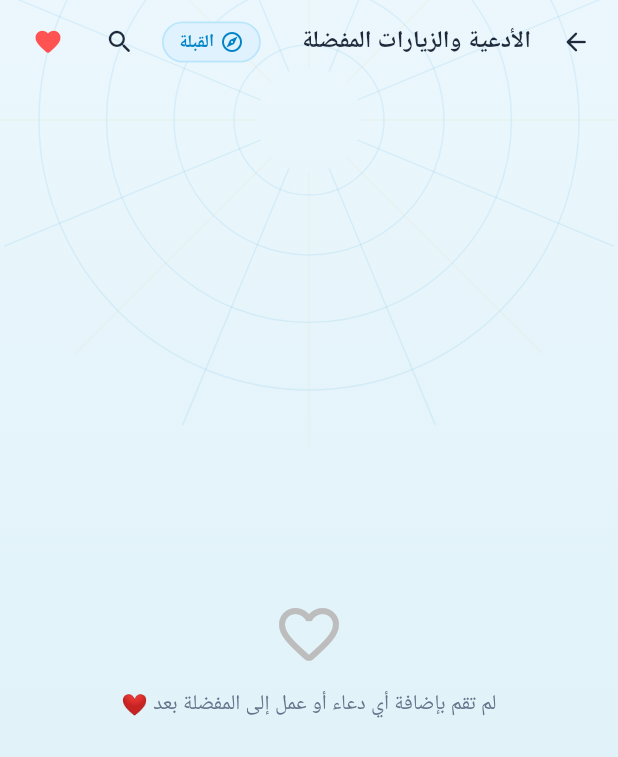
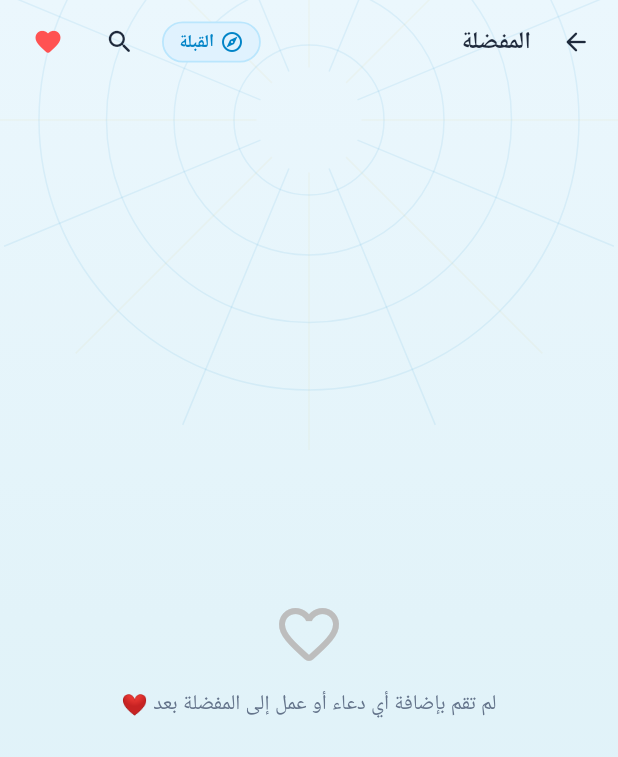
Before and after one commit to moshraheem-sudo/Noor-Al-Atra-, a Flutter app: the WorshipCategoryDetailScreen screen opened directly, on a phone screen of 412 x 824 dp. Shown: the top 757 px of the screen. Run offline on Flutter 3.47's test engine with Material 3 defaults, Android fonts, the phone set to English and light mode, and no system bars; our stand-ins replace audioplayers, cached_network_image, flutter_local_notifications, geolocator, sensors_plus, share_plus and 2 more; accounts and stored records are empty; network calls fail; Roboto replaces fonts that are missing (Cairo); statements that could not run were skipped.

Commit message:
Release v5.60.0: Fix calendar Gregorian date alignment with synced Hijri repository and show clean المفضلة title in favorites screens

```diff
--- a/lib/screens/calendar_screen.dart
+++ b/lib/screens/calendar_screen.dart
@@ -285,7 +285,7 @@ class _CalendarScreenState extends State<CalendarScreen> {
                         context,
                         MaterialPageRoute(
                           builder: (_) => const WorshipCategoryDetailScreen(
-                            title: 'الأدعية والزيارات المفضلة',
+                            title: 'المفضلة',
                             categoryKey: 'favorites',
                           ),
                         ),
--- a/lib/screens/home_screen.dart
+++ b/lib/screens/home_screen.dart
@@ -396,7 +396,7 @@ class _HomeScreenState extends State<HomeScreen> with WidgetsBindingObserver {
                       context,
                       MaterialPageRoute(
                         builder: (_) => const WorshipCategoryDetailScreen(
-                          title: 'الأدعية والزيارات المفضلة',
+                          title: 'المفضلة',
                           categoryKey: 'favorites',
                         ),
                       ),
--- a/lib/screens/ramadan_sub_list_screen.dart
+++ b/lib/screens/ramadan_sub_list_screen.dart
@@ -193,7 +193,7 @@ class _RamadanSubListScreenState extends State<RamadanSubListScreen> {
                         context,
                         MaterialPageRoute(
                           builder: (_) => const WorshipCategoryDetailScreen(
-                            title: 'الأدعية والزيارات المفضلة',
+                            title: 'المفضلة',
                             categoryKey: 'favorites',
                           ),
                         ),
--- a/lib/screens/worship_audios_screen.dart
+++ b/lib/screens/worship_audios_screen.dart
@@ -435,7 +435,7 @@ class _WorshipAudiosScreenState extends State<WorshipAudiosScreen> with SingleTi
                                 context,
                                 MaterialPageRoute(
                                   builder: (_) => const WorshipCategoryDetailScreen(
-                                    title: 'الأدعية والزيارات المفضلة',
+                                    title: 'المفضلة',
                                     categoryKey: 'favorites',
                                   ),
                                 ),
--- a/lib/screens/worship_category_detail_screen.dart
+++ b/lib/screens/worship_category_detail_screen.dart
@@ -132,7 +132,7 @@ class _WorshipCategoryDetailScreenState extends State<WorshipCategoryDetailScree
                           fontWeight: FontWeight.w600,
                         ),
                         decoration: InputDecoration(
-                          hintText: 'ابحث في ${widget.title}...',
+                          hintText: 'ابحث في ${widget.categoryKey == 'favorites' ? 'المفضلة' : widget.title}...',
                           hintStyle: TextStyle(
                             fontSize: 13,
                             color: isDark ? Colors.white38 : const Color(0xFF94A3B8),
@@ -142,7 +142,7 @@ class _WorshipCategoryDetailScreenState extends State<WorshipCategoryDetailScree
                         ),
                       )
                     : Text(
-                        widget.title,
+                        widget.categoryKey == 'favorites' ? 'المفضلة' : widget.title,
                         style: TextStyle(
                           fontSize: 16,
                           fontWeight: FontWeight.bold,
@@ -220,7 +220,7 @@ class _WorshipCategoryDetailScreenState extends State<WorshipCategoryDetailScree
                           context,
                           MaterialPageRoute(
                             builder: (_) => const WorshipCategoryDetailScreen(
-                              title: 'الأدعية والزيارات المفضلة',
+                              title: 'المفضلة',
                               categoryKey: 'favorites',
                             ),
                           ),
--- a/lib/screens/worship_screen.dart
+++ b/lib/screens/worship_screen.dart
@@ -247,7 +247,7 @@ class _WorshipScreenState extends State<WorshipScreen> {
         context,
         MaterialPageRoute(
           builder: (_) => const WorshipCategoryDetailScreen(
-            title: 'الأدعية والزيارات المفضلة',
+            title: 'المفضلة',
             categoryKey: 'favorites',
           ),
         ),
@@ -423,7 +423,7 @@ class _WorshipScreenState extends State<WorshipScreen> {
                         context,
                         MaterialPageRoute(
                           builder: (_) => const WorshipCategoryDetailScreen(
-                            title: 'الأدعية والزيارات المفضلة',
+                            title: 'المفضلة',
                             categoryKey: 'favorites',
                           ),
                         ),
--- a/lib/services/app_update_service.dart
+++ b/lib/services/app_update_service.dart
@@ -8,7 +8,7 @@ import 'package:url_launcher/url_launcher.dart';
 import 'app_notification_service.dart';
 
 class AppUpdateService {
-  static const String currentVersion = '5.59.0';
+  static const String currentVersion = '5.60.0';
 
   // 1️⃣ مستودع التحديثات الرئيسي لتطبيق نور العترة
   static const String primaryRepoUrl = 'https://github.com/moshraheem-sudo/Noor-Al-Atra-';
--- a/pubspec.yaml
+++ b/pubspec.yaml
@@ -1,7 +1,7 @@
 name: flutter_noor_alatra
 description: "تطبيق نور العترة - مواقيت الصلاة وفق مركز الكفيل، القرآن الكريم، الأدعية والزيارات والصوتيات، مسبحة الزهراء، القبلة، عداد الركعات"
 publish_to: 'none'
-version: 5.59.0+559
+version: 5.60.0+560
 
 environment:
   sdk: '>=3.0.0 <4.0.0'
```
Also changed, not shown: lib/services/hijri_date_service.dart (+31 -7 lines).
